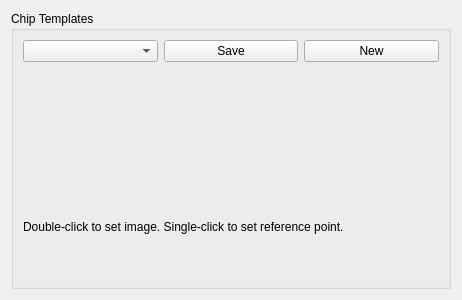
Above: src/DicedChipPreferencesForm.ui from kkrizka/chister before the change. Below: the same form after it.
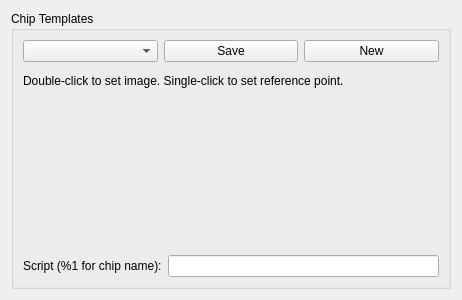
That is the form after the change. Custom widgets are drawn as their Qt base class.

Commit message: Start of work on automated DicedChipAnalysis * Add test script option to DicedChip configuration * Implement DicedChipAnalysis::runChipTest to run a test (does not move probes yet) * Add names to chips loaded in different slots

The edit to the form file:
```diff
--- a/src/DicedChipPreferencesForm.ui
+++ b/src/DicedChipPreferencesForm.ui
@@ -73,6 +73,33 @@
         </property>
        </widget>
       </item>
+      <item>
+       <spacer name="verticalSpacer">
+        <property name="orientation">
+         <enum>Qt::Vertical</enum>
+        </property>
+        <property name="sizeHint" stdset="0">
+         <size>
+          <width>20</width>
+          <height>40</height>
+         </size>
+        </property>
+       </spacer>
+      </item>
+      <item>
+       <layout class="QHBoxLayout" name="horizontalLayout">
+        <item>
+         <widget class="QLabel" name="label">
+          <property name="text">
+           <string>Script (%1 for chip name):</string>
+          </property>
+         </widget>
+        </item>
+        <item>
+         <widget class="QLineEdit" name="scriptLineEdit"/>
+        </item>
+       </layout>
+      </item>
      </layout>
     </widget>
    </item>
```
The commit also changes 10 other files.
